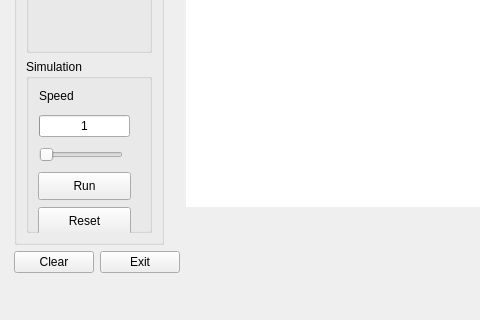
Qt form line_robots/mainwindow.ui (maslaral/line_robots) before a commit; both pictures show x 0 to 480 and y 355 to 675 of the 800 by 675 pixel window.
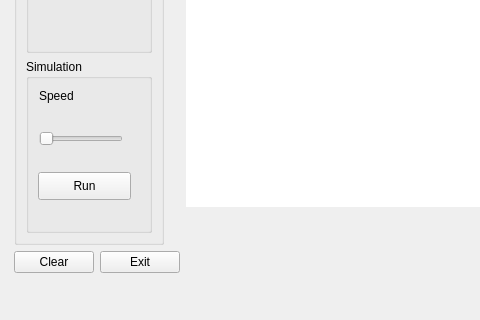
The same form after that commit. Custom widgets are drawn as their Qt base class.

Diff of the .ui file:
```diff
--- a/line_robots/mainwindow.ui
+++ b/line_robots/mainwindow.ui
@@ -158,19 +158,6 @@
              <string>Run</string>
             </property>
            </widget>
-           <widget class="QPushButton" name="resetButton">
-            <property name="geometry">
-             <rect>
-              <x>12</x>
-              <y>148</y>
-              <width>93</width>
-              <height>28</height>
-             </rect>
-            </property>
-            <property name="text">
-             <string>Reset</string>
-            </property>
-           </widget>
            <widget class="QLabel" name="label_3">
             <property name="geometry">
              <rect>
@@ -203,28 +190,6 @@
              </rect>
             </property>
             <layout class="QVBoxLayout" name="verticalLayout">
-             <item>
-              <widget class="QProgressBar" name="progressBar">
-               <property name="sizePolicy">
-                <sizepolicy hsizetype="Fixed" vsizetype="Fixed">
-                 <horstretch>0</horstretch>
-                 <verstretch>0</verstretch>
-                </sizepolicy>
-               </property>
-               <property name="minimum">
-                <number>1</number>
-               </property>
-               <property name="maximum">
-                <number>15</number>
-               </property>
-               <property name="value">
-                <number>1</number>
-               </property>
-               <property name="format">
-                <string>%v</string>
-               </property>
-              </widget>
-             </item>
              <item>
               <widget class="QSlider" name="speed">
                <property name="sizePolicy">
@@ -237,11 +202,26 @@
                 <number>1</number>
                </property>
                <property name="maximum">
-                <number>15</number>
+                <number>50</number>
+               </property>
+               <property name="singleStep">
+                <number>1</number>
+               </property>
+               <property name="value">
+                <number>1</number>
+               </property>
+               <property name="tracking">
+                <bool>true</bool>
                </property>
                <property name="orientation">
                 <enum>Qt::Horizontal</enum>
                </property>
+               <property name="invertedAppearance">
+                <bool>false</bool>
+               </property>
+               <property name="invertedControls">
+                <bool>false</bool>
+               </property>
               </widget>
              </item>
             </layout>
```
Left out of the diff: 16 changed lines with no effect on the pictures.
